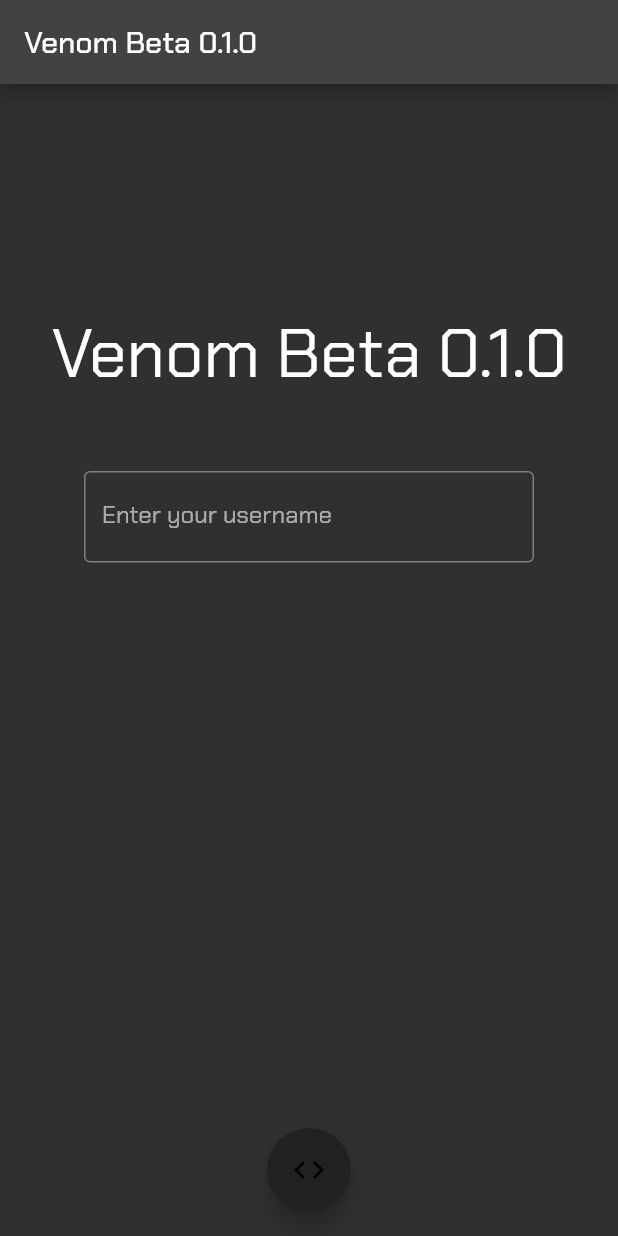
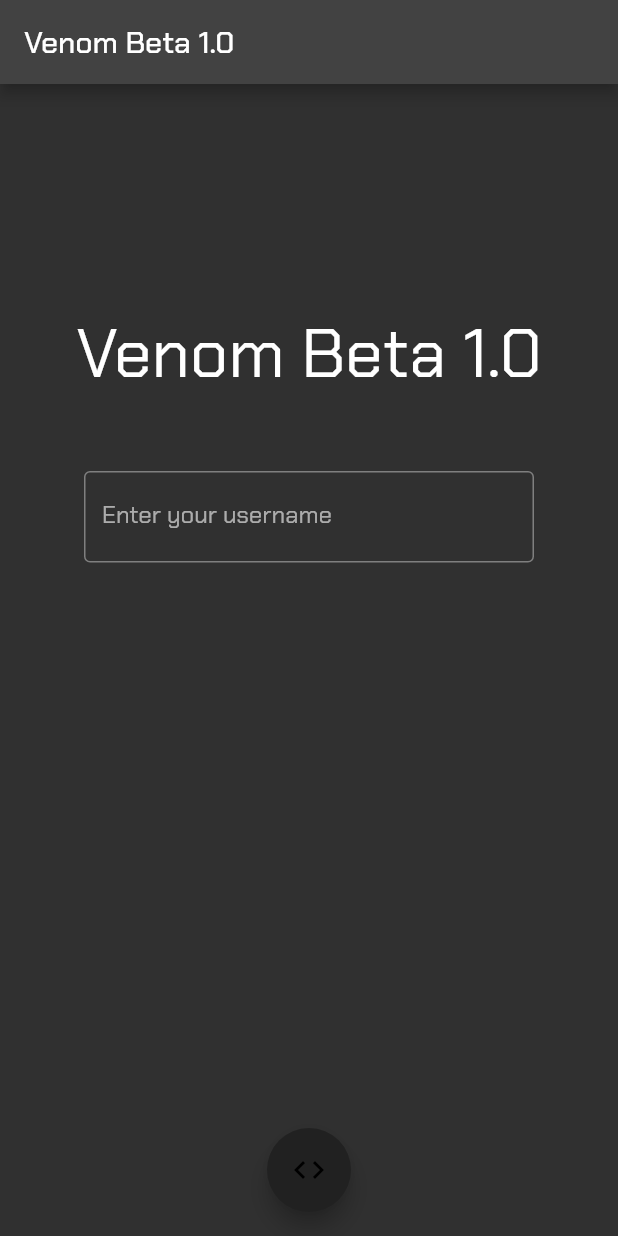
Before and after one commit to navirobayo/venom, a Flutter app: the screen it shows after launch, on a phone screen of 412 x 824 dp. Run offline on Flutter 3.47's test engine with Material 2 defaults, Android fonts, the phone set to English and light mode, and no system bars; our stand-ins replace circular_countdown_timer, flutter_time_picker_spinner, google_fonts, sqflite; accounts and stored records are empty.

Commit message:
App Logo

```diff
--- a/venom/lib/presentation/settings_screen/about_screen.dart
+++ b/venom/lib/presentation/settings_screen/about_screen.dart
@@ -16,7 +16,7 @@ class AboutScreen extends StatelessWidget {
                 height: 50,
               ),
               Text(
-                "Venom Beta 0.1.0",
+                "Venom Beta 1.0",
                 style: TextStyle(fontSize: 38.0),
               ),
               SizedBox(
--- a/venom/lib/presentation/welcome_screen/welcome_screen.dart
+++ b/venom/lib/presentation/welcome_screen/welcome_screen.dart
@@ -10,7 +10,7 @@ class WelcomeScreen extends StatelessWidget {
     return Scaffold(
       floatingActionButtonLocation: FloatingActionButtonLocation.centerFloat,
       appBar: AppBar(
-        title: const Text("Venom Beta 0.1.0"),
+        title: const Text("Venom Beta 1.0"),
       ),
       body: Center(
         child: Column(
@@ -18,7 +18,7 @@ class WelcomeScreen extends StatelessWidget {
             const SizedBox(
               height: 150,
             ),
-            const Text("Venom Beta 0.1.0", style: TextStyle(fontSize: 45)),
+            const Text("Venom Beta 1.0", style: TextStyle(fontSize: 45)),
             const SizedBox(
               height: 50,
             ),
--- a/venom/pubspec.yaml
+++ b/venom/pubspec.yaml
@@ -38,10 +38,16 @@ dependencies:
   google_fonts: ^4.0.4
   circular_countdown_timer: ^0.2.3
   flutter_time_picker_spinner: ^2.0.0
+  flutter_launcher_icons: ^0.13.1
 
 dev_dependencies:
   flutter_test:
     sdk: flutter
+
+flutter_launcher_icons:
+  android: "launcher_icon"
+  ios: true
+  image_path: "assets/icon/icon.png"
 
   # The "flutter_lints" package below contains a set of recommended lints to
   # encourage good coding practices. The lint set provided by the package is
```
Also changed, not shown: venom/assets/icon/icon.png (added), venom/pubspec.lock, 28 other files.
